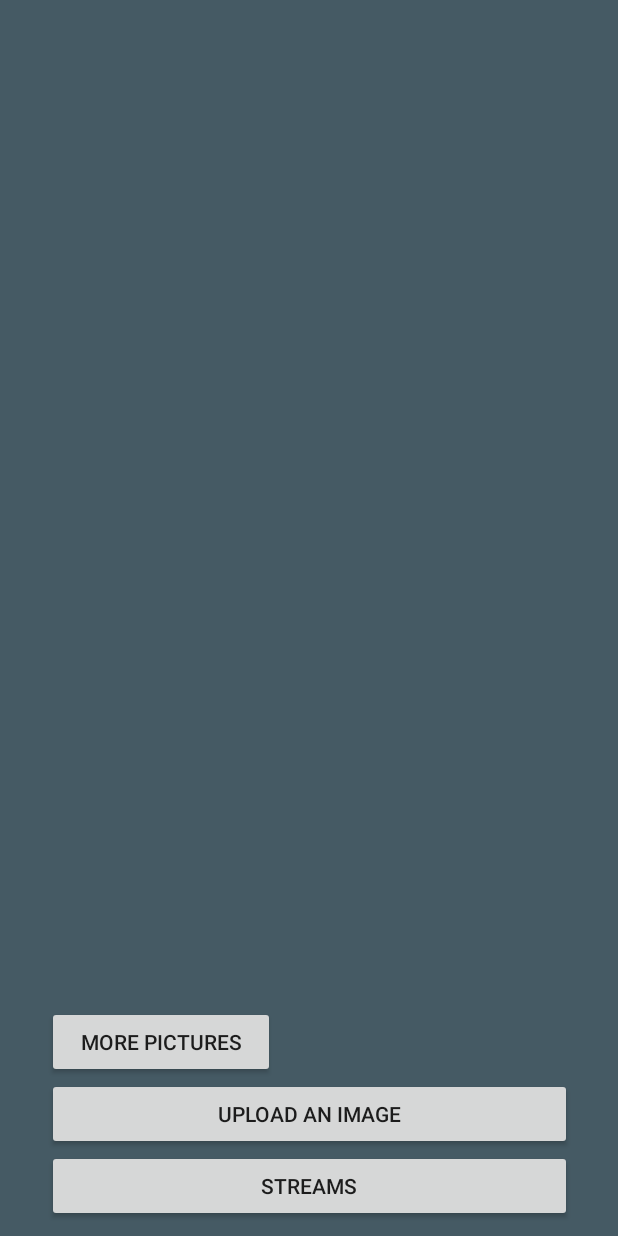
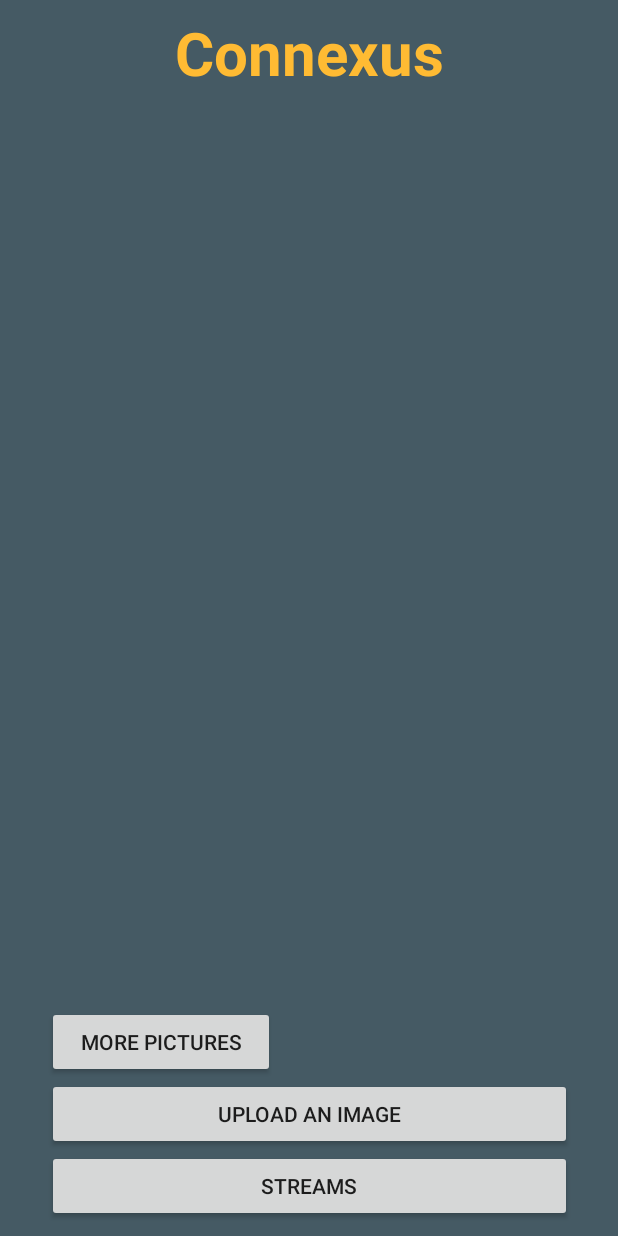
Before and after one commit to mina32/APT_Black, an Android app: the layout activity_single_stream.xml on its own in the app's theme, with its tools: preview values and no code run, on a phone screen of 412 x 824 dp. Run offline under Robolectric (Android 15) with nearby library versions, the phone set to English and light mode, and no system bars.

Commit message:
Added Single view + intents to upload and search activities

```diff
--- a/apt_proj/connexus-app/app/src/main/res/layout/activity_single_stream.xml
+++ b/apt_proj/connexus-app/app/src/main/res/layout/activity_single_stream.xml
@@ -6,6 +6,44 @@
     android:layout_height="match_parent"
     android:background="@color/blue_grey_700"
     tools:context="com.appspot.v2_dot_apt_black_app.connexus_app.SingleStreamActivity">
+
+    <TextView
+        android:id="@+id/textView2"
+        android:layout_width="351dp"
+        android:layout_height="44dp"
+        android:layout_weight="0.06"
+        android:gravity="center"
+        android:text="@string/title_text"
+        android:textColor="@android:color/holo_orange_light"
+        android:textSize="40sp"
+        android:textStyle="bold"
+        app:layout_constraintTop_toTopOf="parent"
+        android:layout_marginTop="8dp"
+        app:layout_constraintLeft_toLeftOf="parent"
+        app:layout_constraintRight_toRightOf="parent" />
+
+    <TextView
+        android:id="@+id/stream_name"
+        android:layout_width="199dp"
+        android:layout_height="22dp"
+        android:layout_marginBottom="8dp"
+        android:layout_marginTop="8dp"
+        app:layout_constraintBottom_toTopOf="@+id/view_single_grid"
+        app:layout_constraintLeft_toLeftOf="parent"
+        app:layout_constraintRight_toRightOf="parent"
+        app:layout_constraintTop_toBottomOf="@+id/textView2" />
+
+    <GridLayout
+        android:id="@+id/view_single_grid"
+        android:layout_width="349dp"
+        android:layout_height="250dp"
+        app:layout_constraintLeft_toLeftOf="parent"
+        app:layout_constraintRight_toRightOf="parent"
+        android:layout_marginBottom="8dp"
+        app:layout_constraintBottom_toTopOf="@+id/linearLayout"
+        tools:layout_editor_absoluteY="100dp">
+
+    </GridLayout>
 
     <LinearLayout
         android:id="@+id/linearLayout"
@@ -18,7 +56,8 @@
         app:layout_constraintBottom_toBottomOf="parent"
         app:layout_constraintLeft_toLeftOf="parent"
         app:layout_constraintRight_toRightOf="parent"
-        tools:layout_editor_absoluteY="358dp">
+        android:layout_marginStart="8dp"
+        android:layout_marginEnd="8dp">
 
         <Button
             android:id="@+id/button_more"
@@ -41,21 +80,4 @@
 
     </LinearLayout>
 
-    <GridView
-        android:layout_width="350dp"
-        android:layout_height="331dp"
-        android:layout_marginBottom="8dp"
-        android:layout_marginEnd="8dp"
-        android:layout_marginLeft="8dp"
-        android:layout_marginRight="8dp"
-        android:layout_marginStart="8dp"
-        android:layout_marginTop="8dp"
-        app:layout_constraintBottom_toTopOf="@+id/linearLayout"
-        app:layout_constraintHorizontal_bias="0.538"
-        app:layout_constraintLeft_toLeftOf="parent"
-        app:layout_constraintRight_toRightOf="parent"
-        app:layout_constraintTop_toTopOf="parent"
-        app:layout_constraintVertical_bias="0.2">
-
-    </GridView>
 </android.support.constraint.ConstraintLayout>
```
Also changed, not shown: apt_proj/connexus-app/app/src/main/java/com/appspot/v2_dot_apt_black_app/connexus_app/AllStreamActivity.java (+6 -24 lines), apt_proj/connexus-app/app/src/main/java/com/appspot/v2_dot_apt_black_app/connexus_app/AsyncHttp.java (+55 -34 lines), apt_proj/connexus-app/app/src/main/java/com/appspot/v2_dot_apt_black_app/connexus_app/ConnexusButton.java (+37 -13 lines), apt_proj/connexus-app/app/src/main/java/com/appspot/v2_dot_apt_black_app/connexus_app/ConnexusImageView.java (added, +65 -0 lines), apt_proj/connexus-app/app/src/main/java/com/appspot/v2_dot_apt_black_app/connexus_app/DownloadTask.java (+6 -6 lines), apt_proj/connexus-app/app/src/main/java/com/appspot/v2_dot_apt_black_app/connexus_app/NearbyActivity.java (+7 -4 lines), apt_proj/connexus-app/app/src/main/java/com/appspot/v2_dot_apt_black_app/connexus_app/SignInActivity.java (+1 -10 lines), apt_proj/connexus-app/app/src/main/java/com/appspot/v2_dot_apt_black_app/connexus_app/SingleStreamActivity.java (+37 -1 lines), 1 other file.
